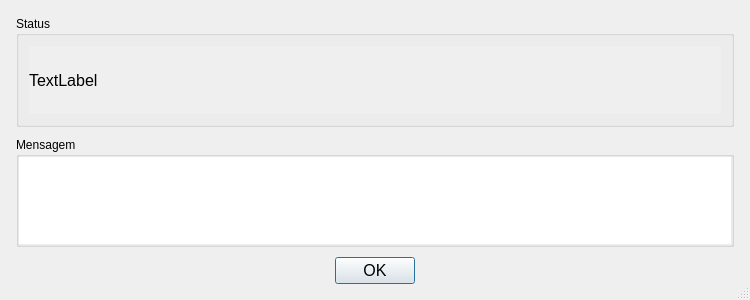
Qt form Resources/UI/Componentes/StatusDialog.ui (Klubas/Projeto-SOAD) before a commit.
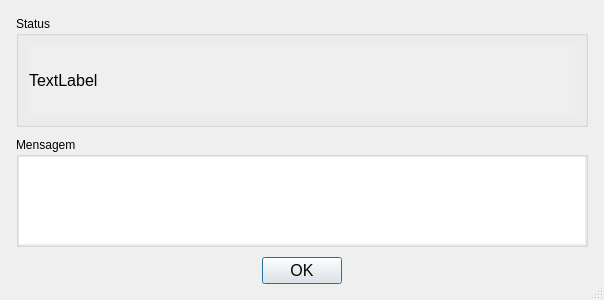
The same form after that commit.

```diff
--- a/Resources/UI/Componentes/StatusDialog.ui
+++ b/Resources/UI/Componentes/StatusDialog.ui
@@ -12,7 +12,7 @@
    <rect>
     <x>0</x>
     <y>0</y>
-    <width>750</width>
+    <width>604</width>
     <height>300</height>
    </rect>
   </property>
@@ -24,13 +24,13 @@
   </property>
   <property name="minimumSize">
    <size>
-    <width>750</width>
+    <width>400</width>
     <height>300</height>
    </size>
   </property>
   <property name="maximumSize">
    <size>
-    <width>16777215</width>
+    <width>800</width>
     <height>16777215</height>
    </size>
   </property>
@@ -137,7 +137,7 @@
              <rect>
               <x>0</x>
               <y>0</y>
-              <width>700</width>
+              <width>554</width>
               <height>69</height>
              </rect>
             </property>
@@ -259,7 +259,7 @@
              <rect>
               <x>0</x>
               <y>0</y>
-              <width>720</width>
+              <width>574</width>
               <height>106</height>
              </rect>
             </property>
```
